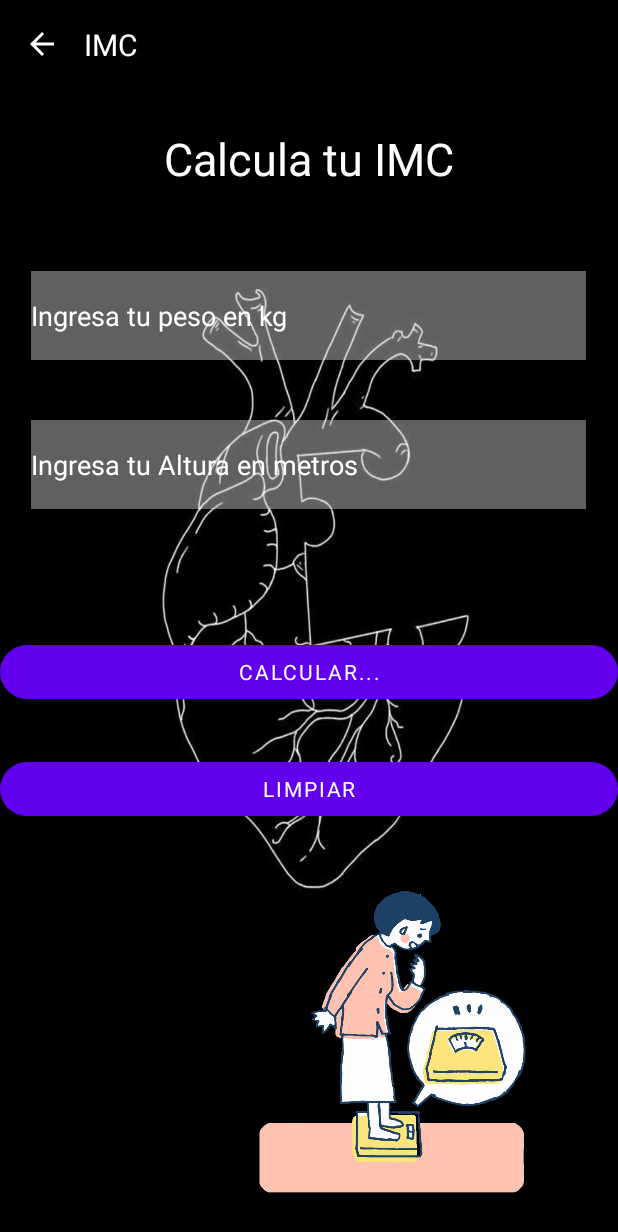
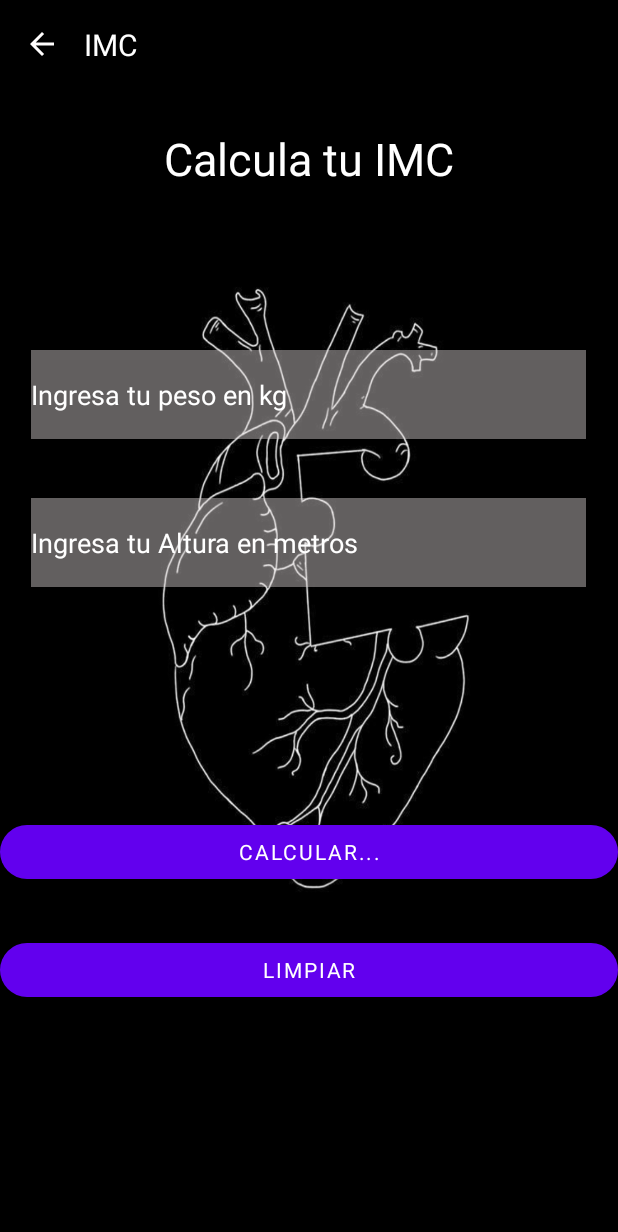
Before and after one commit to MelvinAmaya/IMC, an Android app: the MainActivity screen opened directly, with no data from a screen before it, on a phone screen of 412 x 824 dp. Shown: the top 1232 px of the screen. Run offline under Robolectric (Android 15) with nearby library versions, the phone set to English and light mode, and no system bars; Roboto replaces fonts that are not available here.

Commit message:
eliminar imagenes

```diff
--- a/app/src/main/res/layout/activity_main.xml
+++ b/app/src/main/res/layout/activity_main.xml
@@ -26,6 +26,24 @@
         app:layout_constraintVertical_bias="0.109" />
 
     <EditText
+        android:id="@+id/txtAltura"
+        android:layout_width="370dp"
+        android:layout_height="59dp"
+        android:background="#6DE6DEDE"
+        android:ems="10"
+        android:hint="Ingresa tu Altura en metros"
+        android:inputType="numberDecimal"
+        android:textColor="@color/white"
+        android:textColorHint="@color/white"
+        app:layout_constraintBottom_toBottomOf="parent"
+        app:layout_constraintEnd_toEndOf="parent"
+        app:layout_constraintHorizontal_bias="0.487"
+        app:layout_constraintStart_toStartOf="parent"
+        app:layout_constraintTop_toTopOf="parent"
+        app:layout_constraintVertical_bias="0.434"
+        tools:ignore="SpeakableTextPresentCheck" />
+
+    <EditText
         android:id="@+id/txtPeso"
         android:layout_width="370dp"
         android:layout_height="59dp"
@@ -40,25 +58,7 @@
         app:layout_constraintHorizontal_bias="0.487"
         app:layout_constraintStart_toStartOf="parent"
         app:layout_constraintTop_toTopOf="parent"
-        app:layout_constraintVertical_bias="0.236"
-        tools:ignore="SpeakableTextPresentCheck" />
-
-    <EditText
-        android:id="@+id/txtAltura"
-        android:layout_width="370dp"
-        android:layout_height="59dp"
-        android:ems="10"
-        android:hint="Ingresa tu Altura en metros"
-        android:inputType="numberDecimal"
-        android:background="#6DE6DEDE"
-        android:textColor="@color/white"
-        android:textColorHint="@color/white"
-        app:layout_constraintBottom_toBottomOf="parent"
-        app:layout_constraintEnd_toEndOf="parent"
-        app:layout_constraintHorizontal_bias="0.487"
-        app:layout_constraintStart_toStartOf="parent"
-        app:layout_constraintTop_toTopOf="parent"
-        app:layout_constraintVertical_bias="0.366"
+        app:layout_constraintVertical_bias="0.305"
         tools:ignore="SpeakableTextPresentCheck" />
 
     <TextView
@@ -68,15 +68,15 @@
         android:fontFamily="@font/bevan"
         android:text="TextView"
         android:textAlignment="center"
+        android:textColor="@color/white"
         android:textSize="15dp"
         android:visibility="invisible"
-        android:textColor="@color/white"
         app:layout_constraintBottom_toBottomOf="parent"
         app:layout_constraintEnd_toEndOf="parent"
         app:layout_constraintHorizontal_bias="0.498"
         app:layout_constraintStart_toStartOf="parent"
         app:layout_constraintTop_toTopOf="parent"
-        app:layout_constraintVertical_bias="0.462" />
+        app:layout_constraintVertical_bias="0.527" />
 
     <Button
         android:id="@+id/btnCalcular"
@@ -90,7 +90,7 @@
         app:layout_constraintHorizontal_bias="0.0"
         app:layout_constraintStart_toStartOf="parent"
         app:layout_constraintTop_toTopOf="parent"
-        app:layout_constraintVertical_bias="0.546" />
+        app:layout_constraintVertical_bias="0.701" />
 
     <Button
         android:id="@+id/btnLimpiar"
@@ -104,17 +104,6 @@
         app:layout_constraintHorizontal_bias="0.0"
         app:layout_constraintStart_toStartOf="parent"
         app:layout_constraintTop_toTopOf="parent"
-        app:layout_constraintVertical_bias="0.647" />
-
-    <ImageView
-        android:id="@+id/imageView"
-        android:layout_width="427dp"
-        android:layout_height="259dp"
-        android:layout_marginStart="48dp"
-        app:layout_constraintBottom_toBottomOf="parent"
-        app:layout_constraintStart_toStartOf="parent"
-        app:layout_constraintTop_toTopOf="parent"
-        app:layout_constraintVertical_bias="1.0"
-        app:srcCompat="@drawable/img" />
+        app:layout_constraintVertical_bias="0.802" />
 
 </androidx.constraintlayout.widget.ConstraintLayout>
```
Also changed, not shown: app/src/main/res/layout/activity_main_tabla.xml (+2 -14 lines), app/src/main/res/drawable/img.png (deleted), app/src/main/res/drawable/j.png (deleted).
